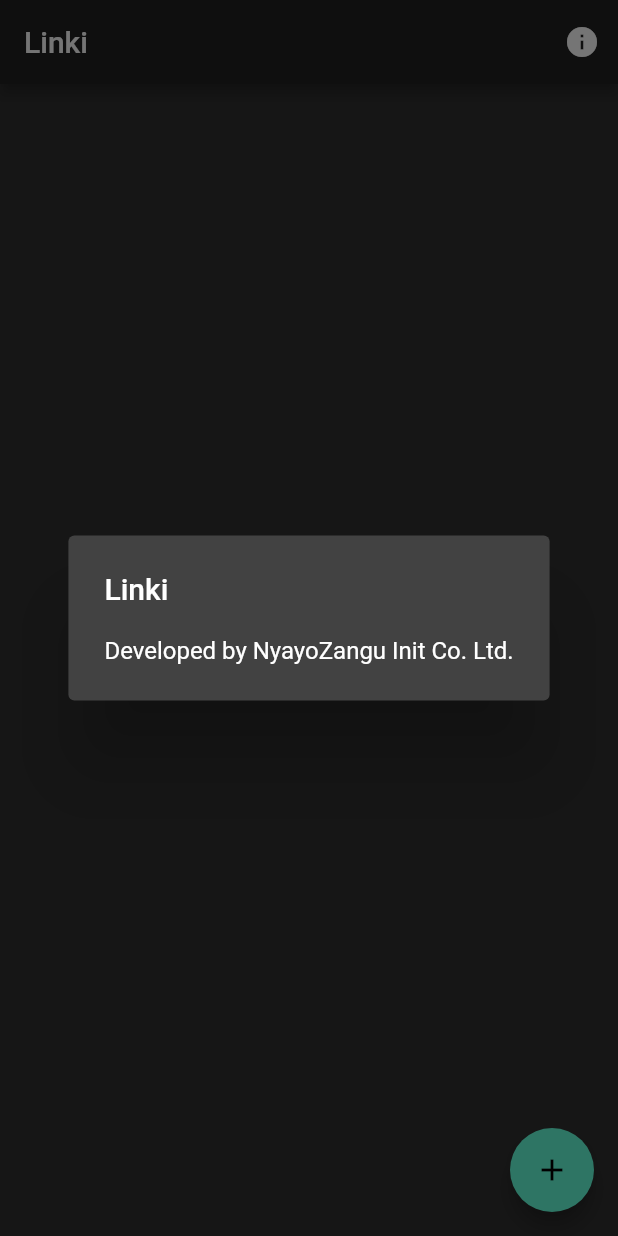
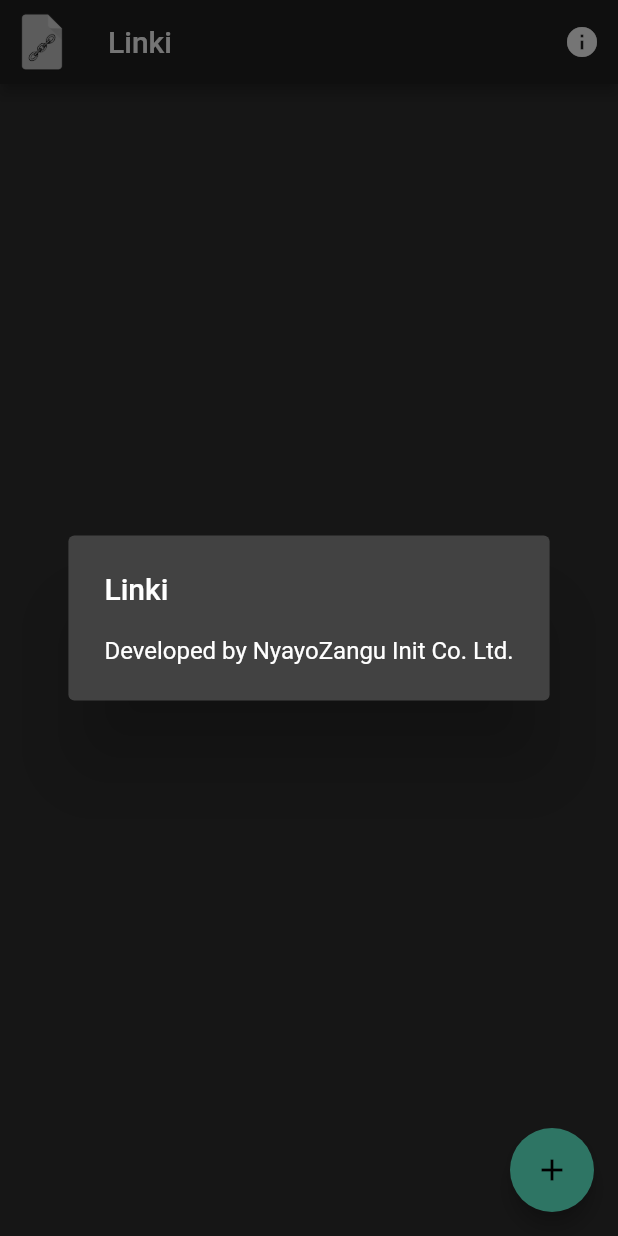
Before and after one commit to Xbobo5530/linki, a Flutter app: the screen it shows after launch, after a tap on the "info" icon, on a phone screen of 412 x 824 dp. Run offline on Flutter 3.47's test engine with Material 2 defaults, Android fonts, the phone set to English and light mode, and no system bars; our stand-ins replace cloud_firestore; accounts and stored records are empty.

Commit message:
linki v0.0.3 leading icon - added leading icon to app bar - reversed order by form firestore

```diff
--- a/lib/pages/home_page_content.dart
+++ b/lib/pages/home_page_content.dart
@@ -33,6 +33,13 @@ class _MyHomePageState extends State<MyHomePage> {
     return new Scaffold(
       appBar: new AppBar(
         title: new Text(widget.title),
+        leading: Padding(
+          padding: const EdgeInsets.all(8.0),
+          child: new Image.asset(
+            'images/app_icon.png',
+            scale: 0.1,
+          ),
+        ),
         actions: <Widget>[
           IconButton(
             icon: Icon(Icons.info),
--- a/pubspec.yaml
+++ b/pubspec.yaml
@@ -4,6 +4,7 @@ description: A new Flutter application.
 dependencies:
   flutter:
     sdk: flutter
+
   cloud_firestore: ^0.7.3
   firebase_database: ^1.0.4
   http: ^0.11.3+17
@@ -23,6 +24,8 @@ dev_dependencies:
 
 # The following section is specific to Flutter.
 flutter:
+  assets:
+    - images/app_icon.png
 
   # The following line ensures that the Material Icons font is
   # included with your application, so that you can use the icons in
```
Also changed, not shown: images/app_icon.png (added).
